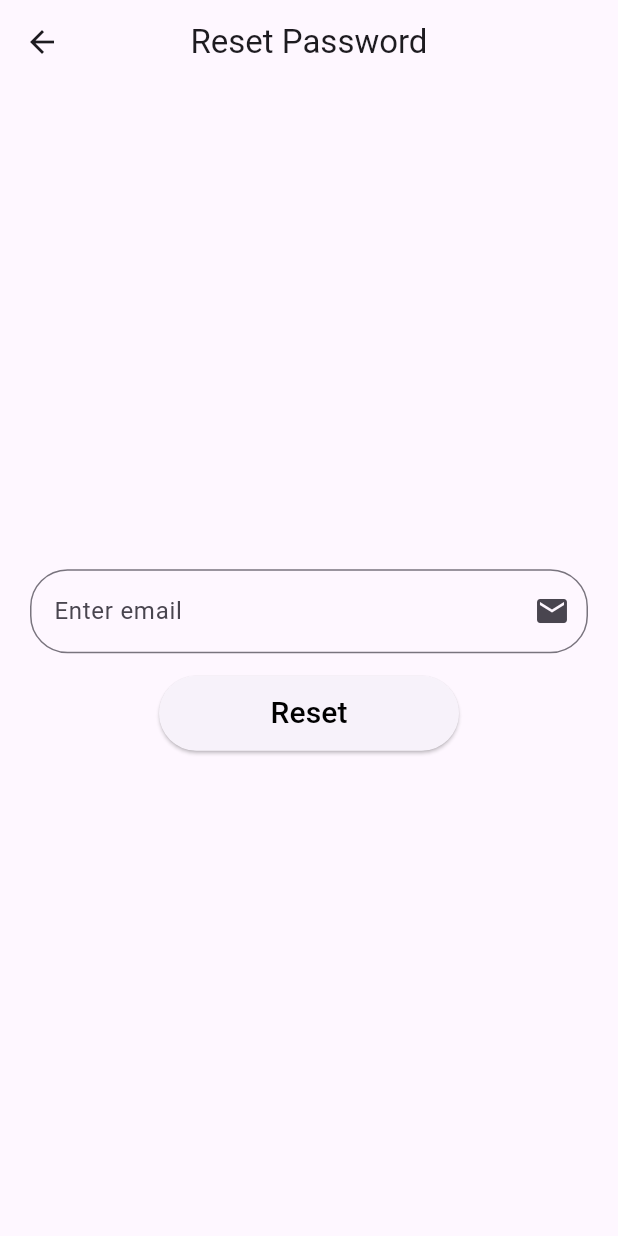
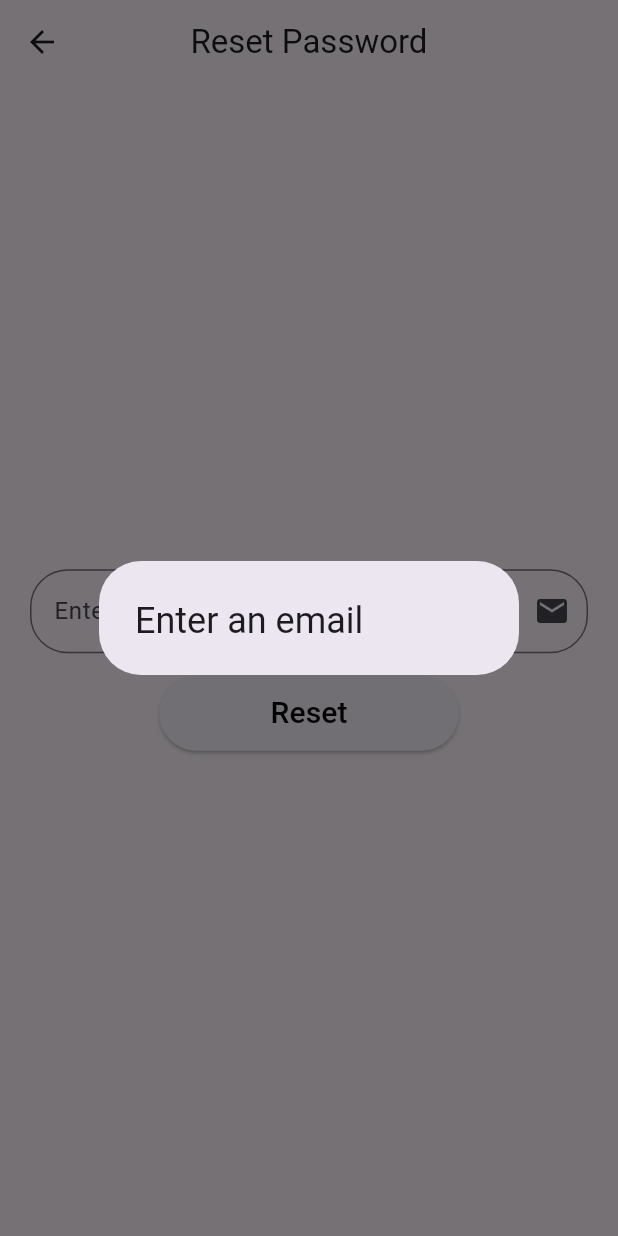
Before and after one commit to iamkrishnagupta/flutterbase, a Flutter app: the ResetPassword screen opened directly, after a tap on "Reset", on a phone screen of 412 x 824 dp. Run offline on Flutter 3.47's test engine with Material 3 defaults, Android fonts, the phone set to English and light mode, and no system bars; our stand-ins replace firebase_auth, firebase_core; accounts and stored records are empty.

```diff
--- a/lib/Auth/resetpassword.dart
+++ b/lib/Auth/resetpassword.dart
@@ -12,11 +12,14 @@ class ResetPassword extends StatefulWidget {
 class _ResetPasswordState extends State<ResetPassword> {
   TextEditingController emailController = TextEditingController();
   resetPassword(String email) async {
-    email != null
-        ? FirebaseAuth.instance.sendPasswordResetEmail(email: email)
-        : Components.customAlertBox(
+    if (email.isEmpty) {
+      return Components.customAlertBox(
         context,
         'Enter an email',
+      );
+    }
+    FirebaseAuth.instance.sendPasswordResetEmail(
+      email: email,
     );
   }
 
@@ -42,11 +45,14 @@ class _ResetPasswordState extends State<ResetPassword> {
                 const SizedBox(
                   height: 15,
                 ),
-                Components.customButton(() {
+                Components.customButton(
+                  () {
                     resetPassword(
                       emailController.text.trim(),
                     );
-                }, 'Reset')
+                  },
+                  'Reset',
+                )
               ],
             ),
           ),
--- a/lib/main.dart
+++ b/lib/main.dart
@@ -13,6 +13,7 @@ void main() async {
 class MainApp extends StatelessWidget {
   const MainApp({super.key});
 
+
   @override
   Widget build(BuildContext context) {
     return const MaterialApp(
```
Also changed, not shown: lib/homepage.dart (+20 -8 lines). Lines whose indentation alone changed are shown as unchanged.
